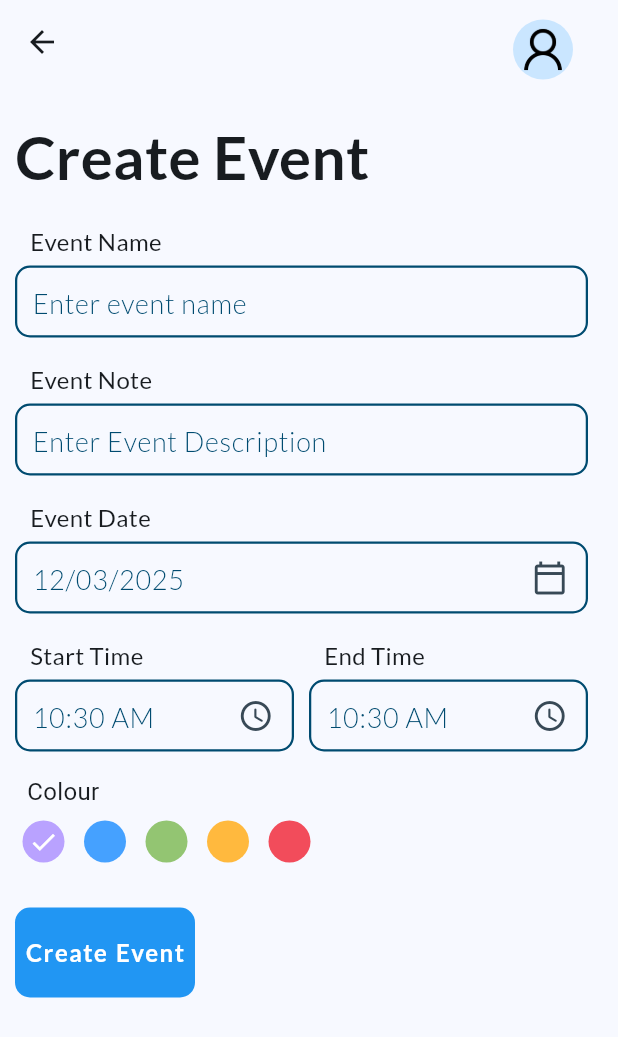
After one commit to ScuffedTofu01/SE-groupChat, a Flutter app: the HomeScreen screen opened directly, after a tap on "Crete Event", on a phone screen of 412 x 824 dp. The commit adds this screen. Shown: the top 1037 px of the screen. Run offline on Flutter 3.47's test engine with Material 3 defaults, Android fonts, the phone set to English and light mode, and no system bars; our stand-ins replace adaptive_theme, date_picker_timeline, firebase_core, flutter_login, get, google_fonts; accounts and stored records are empty.

Commit message:
Create "Create Event" Page, update CMake to 3.5

```diff
--- a/lib/main.dart
+++ b/lib/main.dart
@@ -3,6 +3,7 @@ import 'package:chatapp/firebase_options.dart';
 import 'package:chatapp/main_screen/login_page.dart';
 import 'package:flutter/material.dart';
 import 'package:firebase_core/firebase_core.dart';
+import 'package:get/get.dart';
 
 
 void main() async{
@@ -32,7 +33,7 @@ class MyApp extends StatelessWidget {
         colorSchemeSeed: Colors.blue[900]
       ),
       initial: savedTheme ?? AdaptiveThemeMode.light,
-      builder: (theme, darkTheme) => MaterialApp(
+      builder: (theme, darkTheme) => GetMaterialApp(
         debugShowCheckedModeBanner: false,
         title: 'Flutter GEMING',
         theme: theme,
--- a/lib/main_screen/home_screen.dart
+++ b/lib/main_screen/home_screen.dart
@@ -1,5 +1,7 @@
-import 'package:chatapp/utilities/addEventButton.dart';
+import '/utilities/add_event_button.dart';
+import '/utilities/add_event_page.dart';
 import 'package:flutter/material.dart';
+import 'package:get/get.dart';
 import 'package:intl/intl.dart';
 import 'package:google_fonts/google_fonts.dart';
 import 'package:date_picker_timeline/date_picker_timeline.dart';
@@ -62,10 +64,9 @@ class _HomeScreenState extends State<HomeScreen> {
           Padding(
             padding: const EdgeInsets.only(left: 15, top: 15),
             child: AddEventButton(
-              label: "+Add Event",
-              onTap: () {
-                print("Add Event tapped!");
-              },
+              label: "Crete Event",
+              onTap: ()=>Get.to(AddEventPage(),
+              transition: Transition.rightToLeft,)
             ),
           ),
         ],
@@ -87,7 +88,21 @@ class _HomeScreenState extends State<HomeScreen> {
           textStyle: TextStyle(
             fontSize: 20,
             fontWeight: FontWeight.w500,
-            color: Colors.grey,
+            color: Theme.of(context).colorScheme.onSurface,
+          ),
+        ),
+        monthTextStyle: GoogleFonts.lato(
+          textStyle: TextStyle(
+            fontSize: 10,
+            fontWeight: FontWeight.w500,
+            color: Theme.of(context).colorScheme.onSurface,
+          ),
+        ),
+        dayTextStyle: GoogleFonts.lato(
+          textStyle: TextStyle(
+            fontSize: 10,
+            fontWeight: FontWeight.w500,
+            color: Theme.of(context).colorScheme.onSurface,
           ),
         ),
         onDateChange: (date) {
--- /dev/null
+++ b/lib/utilities/add_event_page.dart
@@ -0,0 +1,219 @@
+import 'package:intl/intl.dart';
+import '/utilities/input_field.dart';
+import 'package:flutter/material.dart';
+import 'package:google_fonts/google_fonts.dart';
+import '/utilities/asset_manager.dart';
+import '/main_screen/setting_screen.dart';
+import '/utilities/add_event_button.dart';
+
+
+class AddEventPage extends StatefulWidget {
+  const AddEventPage({super.key});
+
+  @override
+  State<AddEventPage> createState() => _AddEventPageState();
+}
+
+class _AddEventPageState extends State<AddEventPage> {
+  DateTime _selectedDate = DateTime.now();
+  String _startTime = DateFormat("h:mm a").format(DateTime.now()).toString();
+  String _endTime = DateFormat("h:mm a").format(DateTime.now()).toString();
+
+  _getDateFromUser() async {
+    DateTime? _pickDate = await showDatePicker(
+      context: context,
+      initialDate: DateTime.now(),
+      firstDate: DateTime(2010),
+      lastDate: DateTime(2035)
+    );
+
+    if (_pickDate != null && _pickDate != _selectedDate) {
+      setState(() {
+        _selectedDate = _pickDate;
+      });
+    } else {
+      print("Something went wrong while picking the date.");
+    }
+  }
+
+  _getTimeFromUser({required bool isStartTime}) async {
+    TimeOfDay? pickedTime = await _showTimePicker();
+
+    if (pickedTime != null) {
+      final formattedTime = pickedTime.format(context);
+      setState(() {
+        if (isStartTime) {
+          _startTime = formattedTime;
+        } else {
+          _endTime = formattedTime;
+        }
+      });
+    } else {
+      print("No time selected");
+    }
+  }
+
+  _showTimePicker() {
+    return showTimePicker(
+      initialEntryMode: TimePickerEntryMode.input,
+      context: context,
+      initialTime: TimeOfDay(
+        hour: int.parse(_startTime.split(":")[0]),
+        minute: int.parse(_startTime.split(":")[1].split(" ")[0]),
+      ),
+    );
+  }
+
+  _colorPicker(){
+               return   Column(
+                crossAxisAlignment: CrossAxisAlignment.start,
+                children: [
+                  Padding(
+                    padding: const EdgeInsets.only(left: 8.0),
+                    child: Text(
+                       "Colour",
+                        style: TextStyle(
+                            fontSize: 16,
+                        ),
+                    ),
+                  ),
+                  SizedBox(height: 8),
+                  Wrap(
+                    spacing: 8.0,
+                    children: List<Widget>.generate(
+                      colorList.length,
+                      (int index) {
+                        return GestureDetector(
+                          onTap: (){
+                              setState(() {
+                                _selectedColour = index;
+                              });
+                          },
+                          child: Padding(
+                            padding: const EdgeInsets.only(left: 5.0),
+                            child: CircleAvatar(
+                              radius: 14,
+                              backgroundColor: colorList[index],
+                              child: _selectedColour==index?Icon(
+                                Icons.done,
+                                color: Colors.white,
+                                size: 20,):Container(),
+                            )
+                          ),
+                        );
+                      }
+                    ),
+                  ),
+                ],
+              );
+  }
+
+  final List<Color> colorList = [
+    Color(0xFFB9A2FF),
+    Color(0xFF45A1FF),
+    Color(0xFF93C572),
+    Color(0xFFFFB93E),
+    Color(0xFFF24C5B),
+  ];
+  int _selectedColour = 0;
+
+  @override
+  Widget build(BuildContext context) {
+    return Scaffold(
+      appBar: _topBar(context),
+      body: Container(
+        padding: const EdgeInsets.only(top: 20, left: 10, right: 20),
+        child: SingleChildScrollView(
+          child: Column(
+            crossAxisAlignment: CrossAxisAlignment.start,
+            children: [
+              Text(
+                "Create Event",
+                style: GoogleFonts.lato(
+                  fontSize: 40,
+                  fontWeight: FontWeight.w600,
+                ),
+              ),
+              InputField(title: 'Event Name', hint: 'Enter event name'),
+              InputField(title: 'Event Note', hint: 'Enter Event Description'),
+              InputField(
+                title: 'Event Date',
+                hint: DateFormat('d/MM/yyyy').format(_selectedDate),
+                widget: IconButton(
+                  onPressed: _getDateFromUser,
+                  icon: Icon(Icons.calendar_today_outlined),
+                  color: Theme.of(context).colorScheme.onSecondaryContainer,
+                ),
+              ),
+              Row(
+                children: [
+                  Expanded(
+                    child: InputField(
+                      title: 'Start Time',
+                      hint: _startTime,
+                      widget: IconButton(
+                        onPressed: () {
+                          _getTimeFromUser(isStartTime: true);
+                        },
+                        icon: Icon(
+                          Icons.access_time_rounded,
+                          color: Theme.of(context).colorScheme.onSecondaryContainer,
+                        ),
+                      ),
+                    ),
+                  ),
+                  SizedBox(width: 10),
+                  Expanded(
+                    child: InputField(
+                      title: 'End Time',
+                      hint: _endTime,
+                      widget: IconButton(
+                        onPressed: () {
+                          _getTimeFromUser(isStartTime: false);
+                        },
+                        icon: Icon(
+                          Icons.access_time_rounded,
+                          color: Theme.of(context).colorScheme.onSecondaryContainer,
+                        ),
+                      ),
+                    ),
+                  ),
+                ],
+              ),
+              SizedBox(height: 15),
+              _colorPicker(),
+              Padding(
+                padding: const EdgeInsets.only(top: 30, left: 0),
+                child: AddEventButton(
+                  label: "Create Event", onTap: ()=>null),
+                )
+
+            ],
+          ),
+        ),
+      ),
+    );
+  }
+}
+
+PreferredSizeWidget _topBar(BuildContext context) {
+  return AppBar(
+    actions: [
+      Padding(
+        padding: const EdgeInsets.only(top: 10, right: 30.0, left: 10),
+        child: GestureDetector(
+          onTap: () {
+            Navigator.push(
+              context,
+              MaterialPageRoute(builder: (context) => SettingScreen()),
+            );
+          },
+          child: CircleAvatar(
+            radius: 20,
+            backgroundImage: AssetImage(AssetManager.userImage),
+          ),
+        ),
+      ),
+    ],
+  );
+}
--- /dev/null
+++ b/lib/utilities/input_field.dart
@@ -0,0 +1,79 @@
+import 'package:flutter/material.dart';
+import 'package:google_fonts/google_fonts.dart';
+
+class InputField extends StatelessWidget {
+  final String title;
+  final String hint;
+  final TextEditingController? controller;
+  final Widget? widget;
+
+  const InputField({
+    Key? key,
+    required this.title,
+    required this.hint,
+    this.controller,
+    this.widget,
+  }) : super(key: key);
+
+  @override
+  Widget build(BuildContext context) {
+    return Container(
+      margin: const EdgeInsets.only(top: 16),
+      child: Column(
+        crossAxisAlignment: CrossAxisAlignment.start,
+        children: [
+          Padding(
+            padding: const EdgeInsets.only(left: 10.0),
+            child: Text(
+              title,
+              style: GoogleFonts.lato(
+                fontSize: 16,
+                fontWeight: FontWeight.w500
+              ),
+            ),
+          ),
+          Container(
+            height: 48,
+            margin: const EdgeInsets.only(top: 5),
+            decoration: BoxDecoration(
+              border: Border.all(
+                color: Theme.of(context).colorScheme.onPrimaryContainer,
+                width: 1.5,
+              ),
+              borderRadius: BorderRadius.circular(10),
+            ),
+            child: Row(
+              children: [
+
+                Expanded(
+                  child: TextFormField(
+                    readOnly: widget==null?false:true,
+                    autofocus: false,
+                    cursorColor: Colors.blue,
+                    controller: controller,
+                    style: GoogleFonts.lato(
+                      fontSize: 18,
+                      fontWeight: FontWeight.w400,
+                      color: Theme.of(context).colorScheme.onPrimaryContainer,
+                    ),
+                    decoration: InputDecoration(
+                      hintText: hint,
+                      hintStyle: GoogleFonts.lato(
+                        fontSize: 18,
+                        fontWeight: FontWeight.w300,
+                        color: Theme.of(context).colorScheme.onPrimaryContainer,
+                      ),
+                      border: InputBorder.none,
+                      contentPadding: const EdgeInsets.symmetric(horizontal: 10),
+                    ),
+                  ),
+                ),
+                widget==null?Container():Container(child: widget)
+              ],
+            ),
+          ),
+        ],
+      ),
+    );
+  }
+}
--- a/lib/utilities/theme.dart
+++ /dev/null
@@ -1,14 +0,0 @@
-import 'package:flutter/material.dart';
-
-class AppThemes {
-  static final ThemeData light = ThemeData(
-    primaryColor: Colors.lightBlue,
-    brightness: Brightness.light,
-  );
-
-  static final ThemeData dark = ThemeData(
-    primaryColor: Colors.blueGrey,
-    brightness: Brightness.dark,
-    colorSchemeSeed: Colors.blue[900],
-  );
-}
--- a/pubspec.yaml
+++ b/pubspec.yaml
@@ -29,7 +29,7 @@ dependencies:
   flutter_login: ^5.0.0
   flex_color_scheme: ^8.1.1
   intl:
-  get:
+  get: ^4.6.5
   get_storage:
   date_picker_timeline:
 
```
Also changed, not shown: lib/utilities/add_event_button.dart (renamed from lib/utilities/addEventButton.dart), 2 other files.
